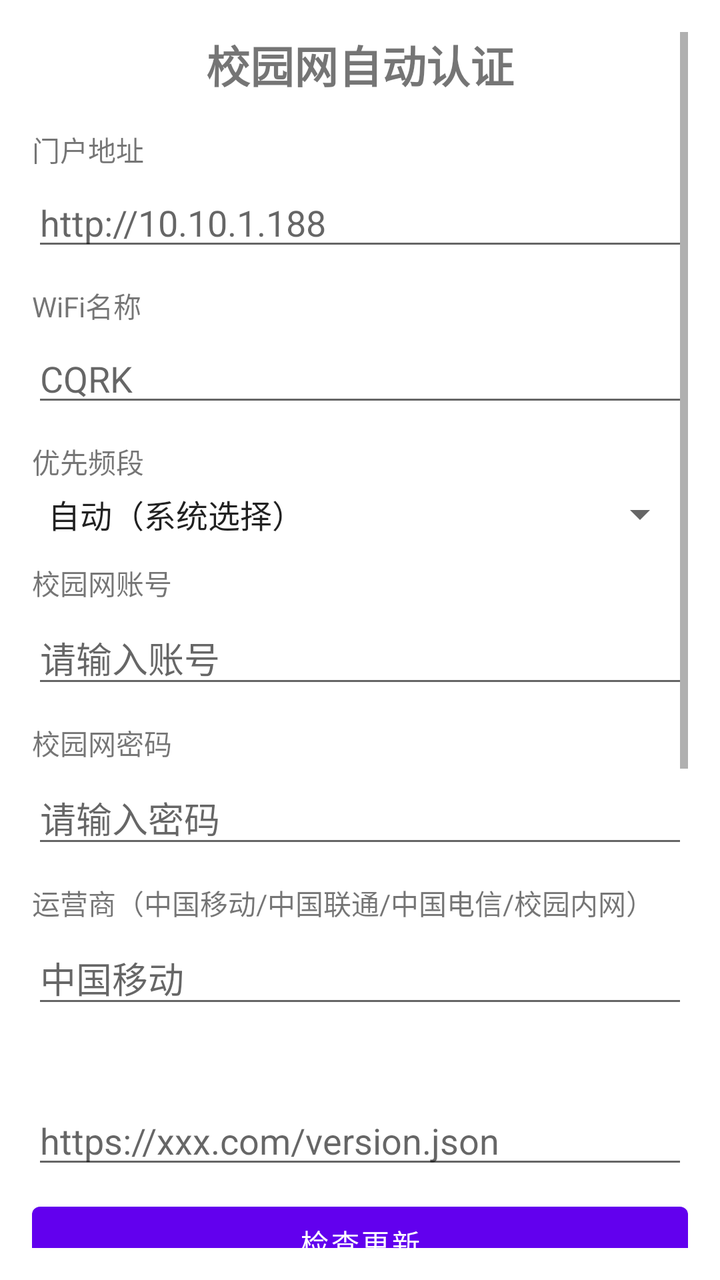
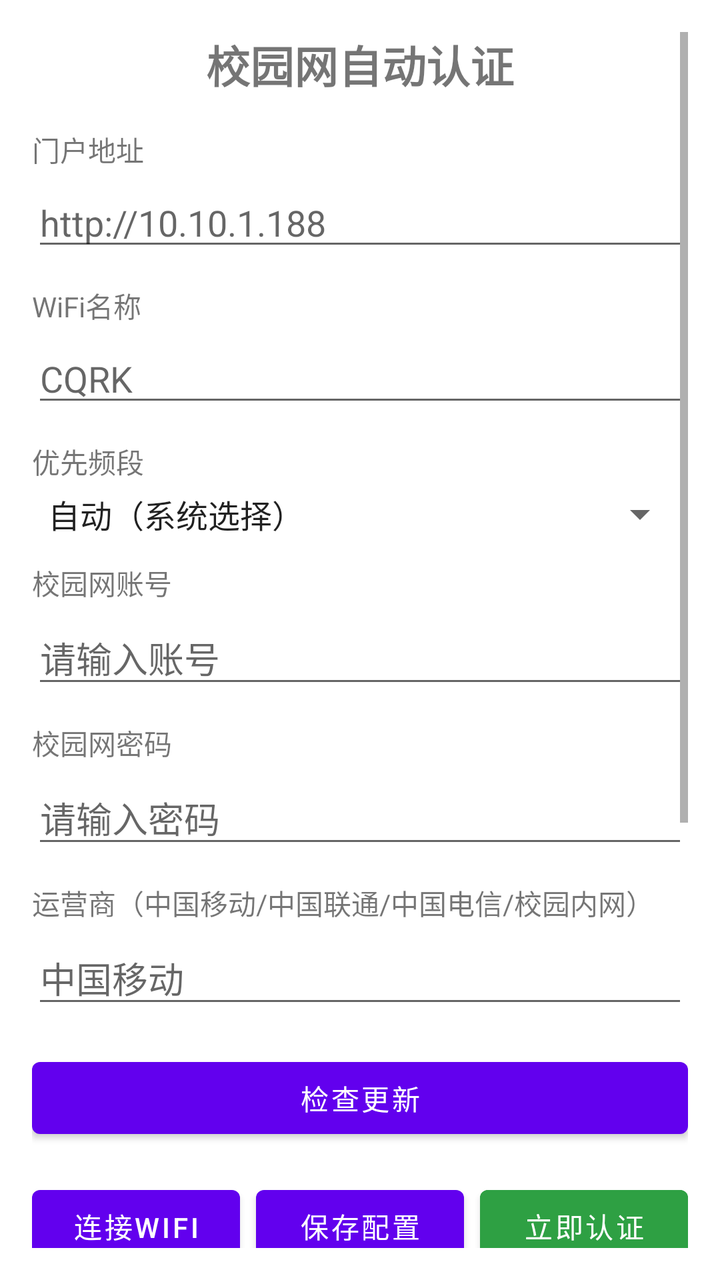

Screens rendered from an Android XML layout before and after an edit, with the pre-edit source and the edit as a unified diff.
<!-- AndroidManifest.xml: application theme Theme.CampusNetAuth -->
<!-- res/layout/activity_main.xml -->
<?xml version="1.0" encoding="utf-8"?>
<ScrollView xmlns:android="http://schemas.android.com/apk/res/android"
    android:layout_width="match_parent"
    android:layout_height="match_parent"
    android:padding="16dp">

    <LinearLayout
        android:layout_width="match_parent"
        android:layout_height="wrap_content"
        android:orientation="vertical">

        <TextView
            android:layout_width="match_parent"
            android:layout_height="wrap_content"
            android:text="校园网自动认证"
            android:textSize="22sp"
            android:textStyle="bold"
            android:gravity="center"
            android:layout_marginBottom="16dp" />

        <TextView
            android:layout_width="match_parent"
            android:layout_height="wrap_content"
            android:text="门户地址"
            android:textSize="14sp"
            android:layout_marginBottom="4dp" />

        <EditText
            android:id="@+id/etPortal"
            android:layout_width="match_parent"
            android:layout_height="wrap_content"
            android:hint="http://10.10.1.188"
            android:inputType="textUri"
            android:layout_marginBottom="12dp" />

        <TextView
            android:layout_width="match_parent"
            android:layout_height="wrap_content"
            android:text="WiFi名称"
            android:textSize="14sp"
            android:layout_marginBottom="4dp" />

        <EditText
            android:id="@+id/etSsid"
            android:layout_width="match_parent"
            android:layout_height="wrap_content"
            android:hint="CQRK"
            android:layout_marginBottom="12dp" />

        <TextView
            android:layout_width="match_parent"
            android:layout_height="wrap_content"
            android:text="优先频段"
            android:textSize="14sp"
            android:layout_marginBottom="4dp" />

        <Spinner
            android:id="@+id/spBand"
            android:layout_width="match_parent"
            android:layout_height="wrap_content"
            android:entries="@array/band_options"
            android:layout_marginBottom="12dp" />

        <TextView
            android:layout_width="match_parent"
            android:layout_height="wrap_content"
            android:text="校园网账号"
            android:textSize="14sp"
            android:layout_marginBottom="4dp" />

        <EditText
            android:id="@+id/etUser"
            android:layout_width="match_parent"
            android:layout_height="wrap_content"
            android:hint="请输入账号"
            android:layout_marginBottom="12dp" />

        <TextView
            android:layout_width="match_parent"
            android:layout_height="wrap_content"
            android:text="校园网密码"
            android:textSize="14sp"
            android:layout_marginBottom="4dp" />

        <EditText
            android:id="@+id/etPass"
            android:layout_width="match_parent"
            android:layout_height="wrap_content"
            android:hint="请输入密码"
            android:inputType="textPassword"
            android:layout_marginBottom="12dp" />

        <TextView
            android:layout_width="match_parent"
            android:layout_height="wrap_content"
            android:text="运营商（中国移动/中国联通/中国电信/校园内网）"
            android:textSize="14sp"
            android:layout_marginBottom="4dp" />

        <EditText
            android:id="@+id/etService"
            android:layout_width="match_parent"
            android:layout_height="wrap_content"
            android:hint="中国移动"
            android:layout_marginBottom="16dp" />

        <TextView
            android:layout_width="match_parent"
            android:layout_height="wrap_content"
            text="更新地址（version.json 的 URL，可选）"
            android:textSize="14sp"
            android:layout_marginBottom="4dp" />

        <EditText
            android:id="@+id/etUpdateUrl"
            android:layout_width="match_parent"
            android:layout_height="wrap_content"
            android:hint="https://xxx.com/version.json"
            android:inputType="textUri"
            android:layout_marginBottom="8dp" />

        <Button
            android:id="@+id/btnCheckUpdate"
            android:layout_width="match_parent"
            android:layout_height="wrap_content"
            android:text="检查更新"
            android:layout_marginBottom="16dp" />

        <LinearLayout
            android:layout_width="match_parent"
            android:layout_height="wrap_content"
            android:orientation="horizontal"
            android:layout_marginBottom="8dp">

            <Button
                android:id="@+id/btnConnect"
                android:layout_width="0dp"
                android:layout_height="wrap_content"
                android:layout_weight="1"
                android:text="连接WiFi"
                android:layout_marginEnd="8dp" />

            <Button
                android:id="@+id/btnSave"
                android:layout_width="0dp"
                android:layout_height="wrap_content"
                android:layout_weight="1"
                android:text="保存配置"
                android:layout_marginEnd="8dp" />

            <Button
                android:id="@+id/btnAuth"
                android:layout_width="0dp"
                android:layout_height="wrap_content"
                android:layout_weight="1"
                android:text="立即认证"
                android:backgroundTint="#2EA043"
                android:textColor="#FFFFFF" />
        </LinearLayout>

        <TextView
            android:layout_width="match_parent"
            android:layout_height="wrap_content"
            android:text="运行信息"
            android:textSize="14sp"
            android:textStyle="bold"
            android:layout_marginBottom="4dp" />

        <ScrollView
            android:id="@+id/svLog"
            android:layout_width="match_parent"
            android:layout_height="200dp"
            android:background="#F5F5F5"
            android:padding="8dp">

            <TextView
                android:id="@+id/tvLog"
                android:layout_width="match_parent"
                android:layout_height="wrap_content"
                android:textSize="12sp"
                android:fontFamily="monospace" />
        </ScrollView>

        <TextView
            android:layout_width="match_parent"
            android:layout_height="wrap_content"
            android:text="&#10;使用说明：&#10;1. 点「连接WiFi」自动连接校园网（按优先频段选）&#10;2. 填好账号密码，点保存配置&#10;3. 没网时点「立即认证」即可&#10;4. 配置保存在本机，不会上传"
            android:textSize="12sp"
            android:textColor="#666666"
            android:layout_marginTop="12dp" />

    </LinearLayout>
</ScrollView>
<!-- resources referenced by this layout -->
<resources>
  <string-array name="band_options">
          <item>自动（系统选择）</item>
          <item>优先 5GHz</item>
          <item>仅 5GHz</item>
          <item>优先 2.4GHz</item>
          <item>仅 2.4GHz</item>
      </string-array>
  <style name="Theme.CampusNetAuth" parent="Theme.MaterialComponents.DayNight.DarkActionBar">
          <item name="colorPrimary">@color/purple_500</item>
          <item name="colorPrimaryVariant">@color/purple_700</item>
          <item name="colorOnPrimary">@color/white</item>
          <item name="colorSecondary">@color/teal_200</item>
          <item name="colorSecondaryVariant">@color/teal_700</item>
          <item name="colorOnSecondary">@color/black</item>
          <item name="android:statusBarColor">?attr/colorPrimaryVariant</item>
      </style>
  <color name="purple_500">#FF6200EE</color>
  <color name="purple_700">#FF3700B3</color>
  <color name="white">#FFFFFFFF</color>
  <color name="teal_200">#FF03DAC5</color>
  <color name="teal_700">#FF018786</color>
  <color name="black">#FF000000</color>
</resources>

<!-- the commit's change to res/layout/activity_main.xml (unified diff, before → after) -->
@@ -104,21 +104,6 @@
             android:hint="中国移动"
             android:layout_marginBottom="16dp" />
 
-        <TextView
-            android:layout_width="match_parent"
-            android:layout_height="wrap_content"
-            text="更新地址（version.json 的 URL，可选）"
-            android:textSize="14sp"
-            android:layout_marginBottom="4dp" />
-
-        <EditText
-            android:id="@+id/etUpdateUrl"
-            android:layout_width="match_parent"
-            android:layout_height="wrap_content"
-            android:hint="https://xxx.com/version.json"
-            android:inputType="textUri"
-            android:layout_marginBottom="8dp" />
-
         <Button
             android:id="@+id/btnCheckUpdate"
             android:layout_width="match_parent"
